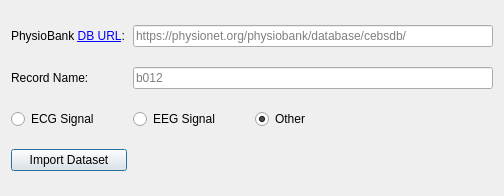
Before: the Qt Designer form ui/physionet.ui in sensomatrix/sensocore, drawn with Qt 5.
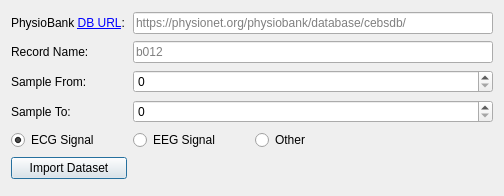
After: the same form once the commit is applied.

Commit message: Able to change the from and to sample

```diff
--- a/ui/physionet.ui
+++ b/ui/physionet.ui
@@ -14,6 +14,34 @@
    <string>Import PhysioNet Dataset</string>
   </property>
   <layout class="QGridLayout" name="gridLayout">
+   <item row="7" column="0">
+    <widget class="QPushButton" name="import_button">
+     <property name="text">
+      <string>Import Dataset</string>
+     </property>
+    </widget>
+   </item>
+   <item row="5" column="1">
+    <widget class="QRadioButton" name="eeg">
+     <property name="text">
+      <string>EEG Signal</string>
+     </property>
+    </widget>
+   </item>
+   <item row="0" column="1" colspan="3">
+    <widget class="QLineEdit" name="physionet_url_line_edit">
+     <property name="placeholderText">
+      <string>https://physionet.org/physiobank/database/cebsdb/</string>
+     </property>
+    </widget>
+   </item>
+   <item row="2" column="1" colspan="3">
+    <widget class="QLineEdit" name="record_name_line_edit">
+     <property name="placeholderText">
+      <string>b012</string>
+     </property>
+    </widget>
+   </item>
    <item row="2" column="0">
     <widget class="QLabel" name="record_name_label">
      <property name="text">
@@ -28,51 +56,51 @@
      </property>
     </widget>
    </item>
-   <item row="3" column="0">
+   <item row="5" column="0">
     <widget class="QRadioButton" name="ecg">
      <property name="text">
       <string>ECG Signal</string>
      </property>
      <property name="checked">
-      <bool>false</bool>
+      <bool>true</bool>
      </property>
     </widget>
    </item>
-   <item row="5" column="0">
-    <widget class="QPushButton" name="import_button">
+   <item row="3" column="0">
+    <widget class="QLabel" name="start_time_label">
      <property name="text">
-      <string>Import Dataset</string>
+      <string>Sample From:</string>
      </property>
     </widget>
    </item>
-   <item row="3" column="1">
-    <widget class="QRadioButton" name="eeg">
+   <item row="4" column="0">
+    <widget class="QLabel" name="end_time_label">
      <property name="text">
-      <string>EEG Signal</string>
+      <string>Sample To:</string>
      </property>
     </widget>
    </item>
-   <item row="3" column="2">
+   <item row="5" column="2">
     <widget class="QRadioButton" name="other">
      <property name="text">
       <string>Other</string>
      </property>
      <property name="checked">
-      <bool>true</bool>
+      <bool>false</bool>
      </property>
     </widget>
    </item>
-   <item row="2" column="1" colspan="3">
-    <widget class="QLineEdit" name="record_name_line_edit">
-     <property name="placeholderText">
-      <string>b012</string>
+   <item row="3" column="1" colspan="3">
+    <widget class="QSpinBox" name="sample_from">
+     <property name="maximum">
+      <number>10000000</number>
      </property>
     </widget>
    </item>
-   <item row="0" column="1" colspan="3">
-    <widget class="QLineEdit" name="physionet_url_line_edit">
-     <property name="placeholderText">
-      <string>https://physionet.org/physiobank/database/cebsdb/</string>
+   <item row="4" column="1" colspan="3">
+    <widget class="QSpinBox" name="sample_to">
+     <property name="maximum">
+      <number>10000000</number>
      </property>
     </widget>
    </item>
```
The commit also changes 1 other file.
